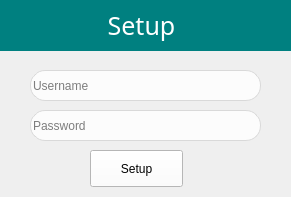
Above: UI/setup.ui from SamoraMachel/Password-Wallet before the change. Below: the same form after it.
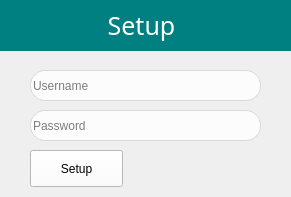
That is the form after the change.

Commit message: Added regex for password checking

The edit to the form file:
```diff
--- a/UI/setup.ui
+++ b/UI/setup.ui
@@ -131,7 +131,7 @@
   <widget class="QToolButton" name="Setup">
    <property name="geometry">
     <rect>
-     <x>90</x>
+     <x>30</x>
      <y>150</y>
      <width>93</width>
      <height>37</height>
@@ -144,6 +144,28 @@
     <string>Setup</string>
    </property>
   </widget>
+  <widget class="QLabel" name="passwordCheck">
+   <property name="geometry">
+    <rect>
+     <x>175</x>
+     <y>150</y>
+     <width>81</width>
+     <height>28</height>
+    </rect>
+   </property>
+   <property name="styleSheet">
+    <string notr="true">color: rgb(204, 0, 0)</string>
+   </property>
+   <property name="text">
+    <string/>
+   </property>
+   <property name="textFormat">
+    <enum>Qt::PlainText</enum>
+   </property>
+   <property name="alignment">
+    <set>Qt::AlignRight|Qt::AlignTrailing|Qt::AlignVCenter</set>
+   </property>
+  </widget>
  </widget>
  <resources/>
  <connections/>
```
The commit also changes 7 other files.
